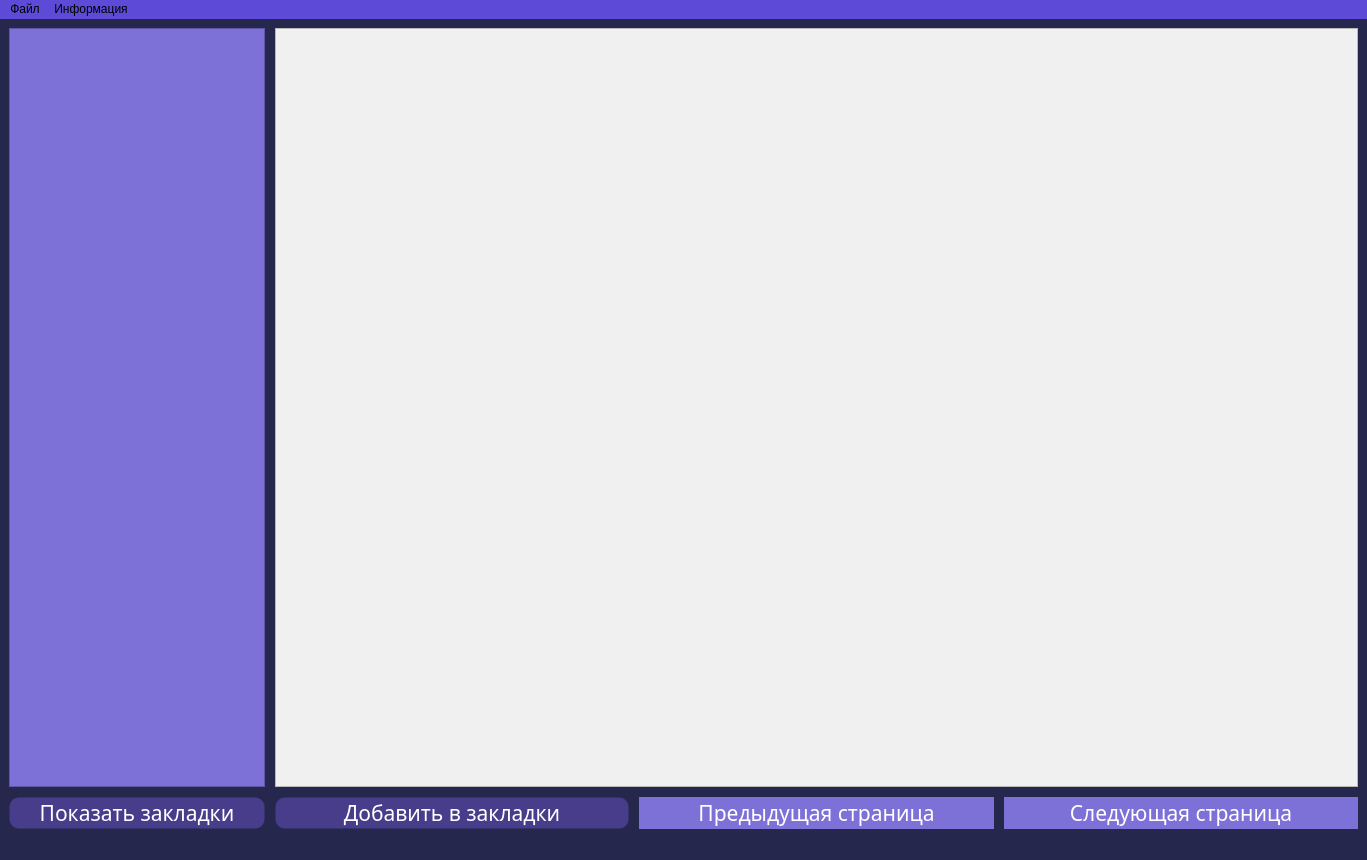
D4nteSt/PyProgHandbook, file mainwindow.ui: the form before one commit.
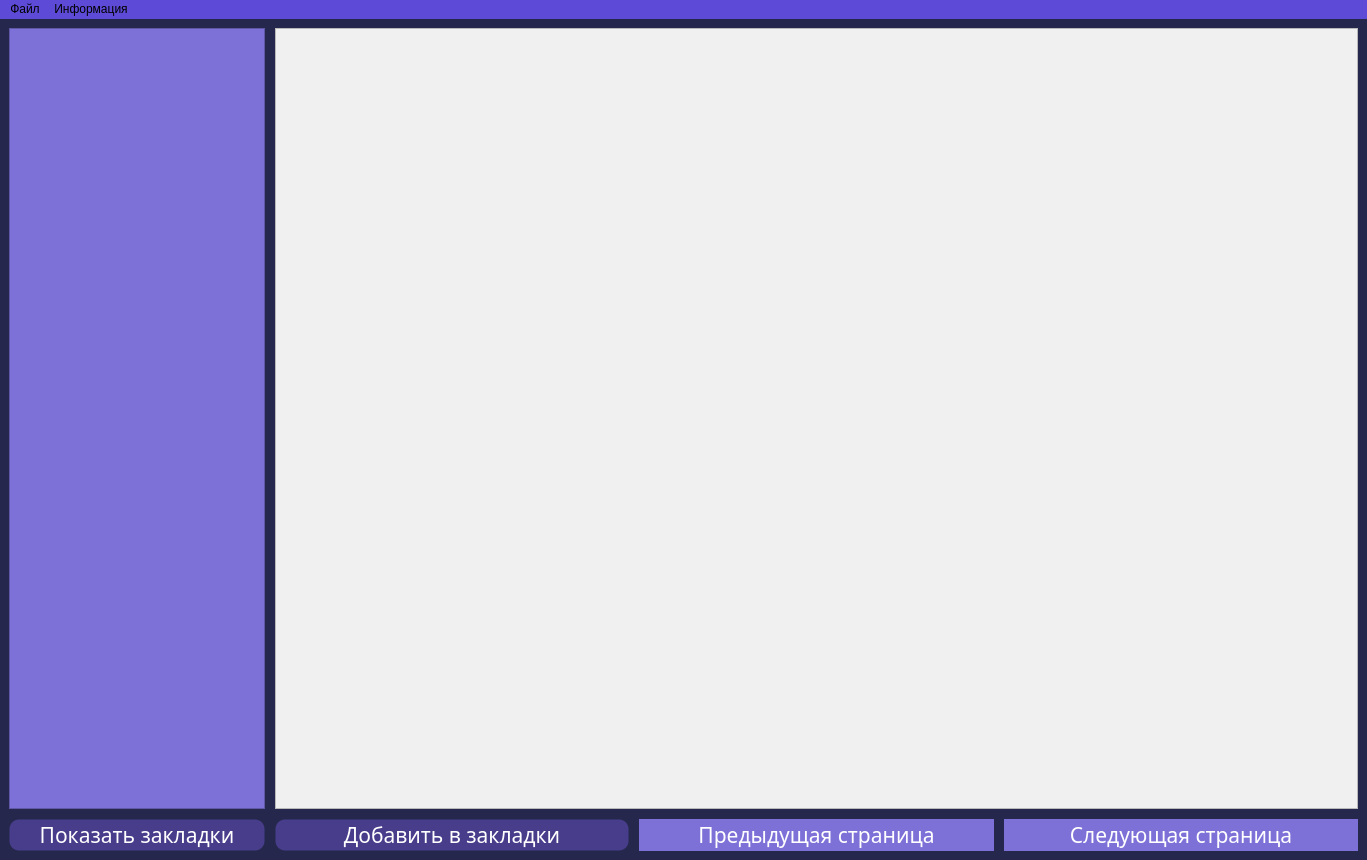
The form after the commit.

The edit to the form file:
```diff
--- a/mainwindow.ui
+++ b/mainwindow.ui
@@ -10,6 +10,15 @@
     <height>860</height>
    </rect>
   </property>
+  <property name="minimumSize">
+   <size>
+    <width>800</width>
+    <height>600</height>
+   </size>
+  </property>
+  <property name="contextMenuPolicy">
+   <enum>Qt::ContextMenuPolicy::DefaultContextMenu</enum>
+  </property>
   <property name="windowTitle">
    <string>MainWindow</string>
   </property>
@@ -129,11 +138,16 @@
          </font>
         </property>
         <property name="styleSheet">
-         <string notr="true">background-color: rgb(125, 113, 216);
-  border: 1px solid transparent;
-  color: #FFFFFF;
-  font-family: &quot;Inter var&quot;,ui-sans-serif,system-ui,-apple-system,system-ui,&quot;Segoe UI&quot;,Roboto,&quot;Helvetica Neue&quot;,Arial,&quot;Noto Sans&quot;,sans-serif,&quot;Apple Color Emoji&quot;,&quot;Segoe UI Emoji&quot;,&quot;Segoe UI Symbol&quot;,&quot;Noto Color Emoji&quot;;
-</string>
+         <string notr="true">QPushButton#PreviousPageButton {
+background-color: rgb(125, 113, 216);
+color: #FFFFFF;
+border: 1px solid transparent;
+font-family: &quot;Inter var&quot;,ui-sans-serif,system-ui,-apple-system,system-ui,&quot;Segoe UI&quot;,Roboto,&quot;Helvetica Neue&quot;,Arial,&quot;Noto Sans&quot;,sans-serif,&quot;Apple Color Emoji&quot;,&quot;Segoe UI Emoji&quot;,&quot;Segoe UI Symbol&quot;,&quot;Noto Color Emoji&quot;;
+}
+
+QPushButton#PreviousPageButton:hover {
+background-color: #4031b2;
+}</string>
         </property>
         <property name="text">
          <string>Предыдущая страница</string>
@@ -188,7 +202,6 @@
    <addaction name="menu"/>
    <addaction name="menu_2"/>
   </widget>
-  <widget class="QStatusBar" name="statusbar"/>
   <action name="menuExit">
    <property name="text">
     <string>Выйти</string>
```
Left out of the diff: 15 changed lines with no effect on the pictures.
